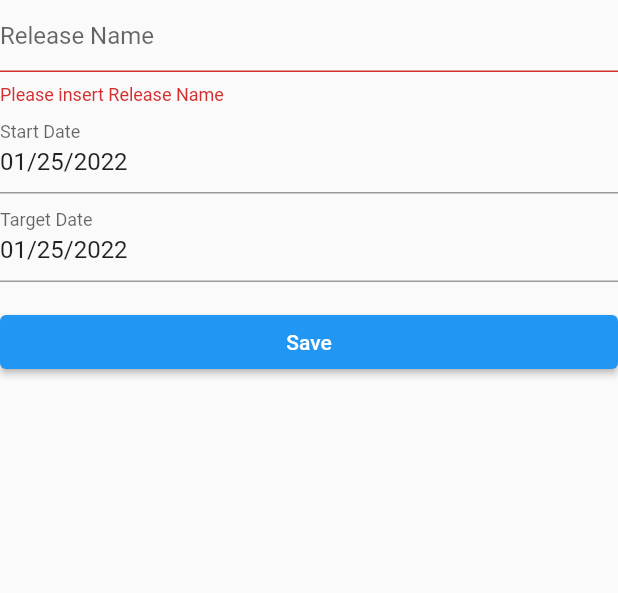
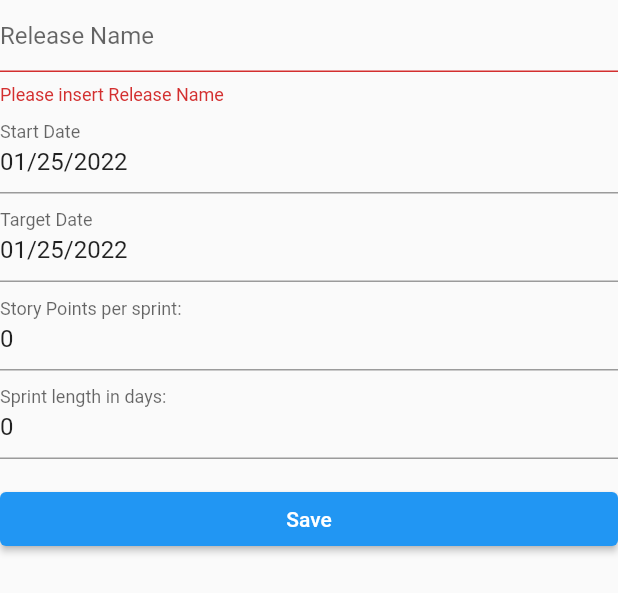
Before and after one commit to openorg-software/openroadmap, a Flutter app: the EditReleaseForm widget shown alone on an empty page, opened directly with empty values, after a tap on "Save", on a phone screen of 412 x 824 dp. Shown: the top 593 px of the screen. Run offline on Flutter 3.47's test engine with Material 2 defaults, Android fonts, the phone set to English and light mode, and no system bars; our stand-ins replace file_picker, flutter_colorpicker.

Commit message:
feat: storypoints and sprint length per release

```diff
--- a/lib/export/plantuml_exporter.dart
+++ b/lib/export/plantuml_exporter.dart
@@ -48,12 +48,12 @@ class PlantUMLExporter extends StatefulWidget implements Exporter {
         if (prev == null) {
           content +=
               '[{${r.id}} ${wp.name}] as [{${r.id}} ${wp.name}] starts at [{${r.id}} ${r.name}]\'s start '
-              'and lasts ${orProvider.getDurationFromStoryPoints(wp.storyPoints).inDays} days';
+              'and lasts ${r.getDurationFromStoryPoints(wp.storyPoints).inDays} days';
           prev = wp;
         } else {
           content +=
               '[{${r.id}} ${wp.name}] as [{${r.id}} ${wp.name}] starts at [{${r.id}} ${prev.name}]\'s end '
-              'and lasts ${orProvider.getDurationFromStoryPoints(wp.storyPoints).inDays} days';
+              'and lasts ${r.getDurationFromStoryPoints(wp.storyPoints).inDays} days';
           prev = wp;
         }
 
--- a/lib/model/user_story.dart
+++ b/lib/model/user_story.dart
@@ -46,8 +46,9 @@ class UserStory extends StatelessWidget {
   bool isValid() {
     return id != -1;
   }
-  bool containsUserWithId(int id){
-    for(User u in users) {
+
+  bool containsUserWithId(int id) {
+    for (User u in users) {
       if (u.id == id) {
         return true;
       }
@@ -134,7 +135,7 @@ class UserStory extends StatelessWidget {
               children: [
                 Text('Story Points: $storyPoints'),
                 Text(
-                    'Duration in Days: ~${orProvider.getDurationFromStoryPoints(storyPoints).inDays}'),
+                    'Duration in Days: ~${orProvider.getReleaseById(releaseId).getDurationFromStoryPoints(storyPoints).inDays}'),
                 priority > 0 ? PriorityRating(userStory: this) : Container(),
                 users.length > 0 ? Divider() : Container(),
                 users.length > 0 ? Text('Users:') : Container(),
--- a/lib/util/theme_provider.dart
+++ b/lib/util/theme_provider.dart
@@ -8,7 +8,6 @@ class ThemeProvider extends ChangeNotifier {
   bool darkMode = false;
 
   void toggleDarkMode() {
-    print('toggle');
     darkMode = !darkMode;
     notifyListeners();
   }
--- a/lib/widgets/add_release_form.dart
+++ b/lib/widgets/add_release_form.dart
@@ -81,6 +81,9 @@ class _AddReleaseForm extends State<AddReleaseForm> {
                         startDate: startDate,
                         targetDate: targetDate,
                         userStories: List<UserStory>.empty(growable: true),
+                        storyPointsPerSprint:
+                            orProvider.rm.storyPointsPerSprint,
+                        sprintLength: orProvider.rm.sprintLength,
                       );
                       orProvider.rm.addRelease(r);
                       orProvider.rebuild();
--- a/lib/widgets/edit_release_form.dart
+++ b/lib/widgets/edit_release_form.dart
@@ -66,6 +66,45 @@ class _EditReleaseForm extends State<EditReleaseForm> {
               targetDate = date;
             },
           ),
+          TextFormField(
+            initialValue: '${this.widget.release.storyPointsPerSprint}',
+            decoration: InputDecoration(
+              border: UnderlineInputBorder(),
+              hintText: 'Story Points per sprint',
+              labelText: 'Story Points per sprint:',
+            ),
+            validator: (value) {
+              if (value == null ||
+                  value.isEmpty ||
+                  int.tryParse(value) == null) {
+                return 'Please insert story point per sprint value';
+              }
+              return null;
+            },
+            onSaved: (text) {
+              this.widget.release.storyPointsPerSprint = int.parse(text!);
+            },
+          ),
+          TextFormField(
+            initialValue: '${this.widget.release.sprintLength.inDays}',
+            decoration: InputDecoration(
+              border: UnderlineInputBorder(),
+              hintText: 'Sprint length in days',
+              labelText: 'Sprint length in days:',
+            ),
+            validator: (value) {
+              if (value == null ||
+                  value.isEmpty ||
+                  int.tryParse(value) == null) {
+                return 'Please insert sprint length in days';
+              }
+              return null;
+            },
+            onSaved: (text) {
+              this.widget.release.sprintLength =
+                  Duration(days: int.parse(text!));
+            },
+          ),
           Container(
             padding: EdgeInsets.fromLTRB(0, 16, 0, 0),
             child: Consumer<ORProvider>(
@@ -75,8 +114,6 @@ class _EditReleaseForm extends State<EditReleaseForm> {
                   onPressed: () {
                     if (_editKey.currentState!.validate()) {
                       _editKey.currentState!.save();
-                      print(startDate);
-                      print(targetDate);
                       widget.release.startDate = startDate;
                       widget.release.targetDate = targetDate;
                       widget.release.name = name;
--- a/pubspec.yaml
+++ b/pubspec.yaml
@@ -2,7 +2,7 @@ name: openroadmap
 description: Open Source Product Roadmap Planning
 publish_to: 'none'
 
-version: 0.1.6
+version: 0.1.7
 
 environment:
   sdk: ">=2.12.0 <3.0.0"
```
Also changed, not shown: lib/model/release.dart (+58 -18 lines), lib/model/roadmap.dart (+13 -4 lines), lib/util/or_provider.dart (+0 -19 lines).
